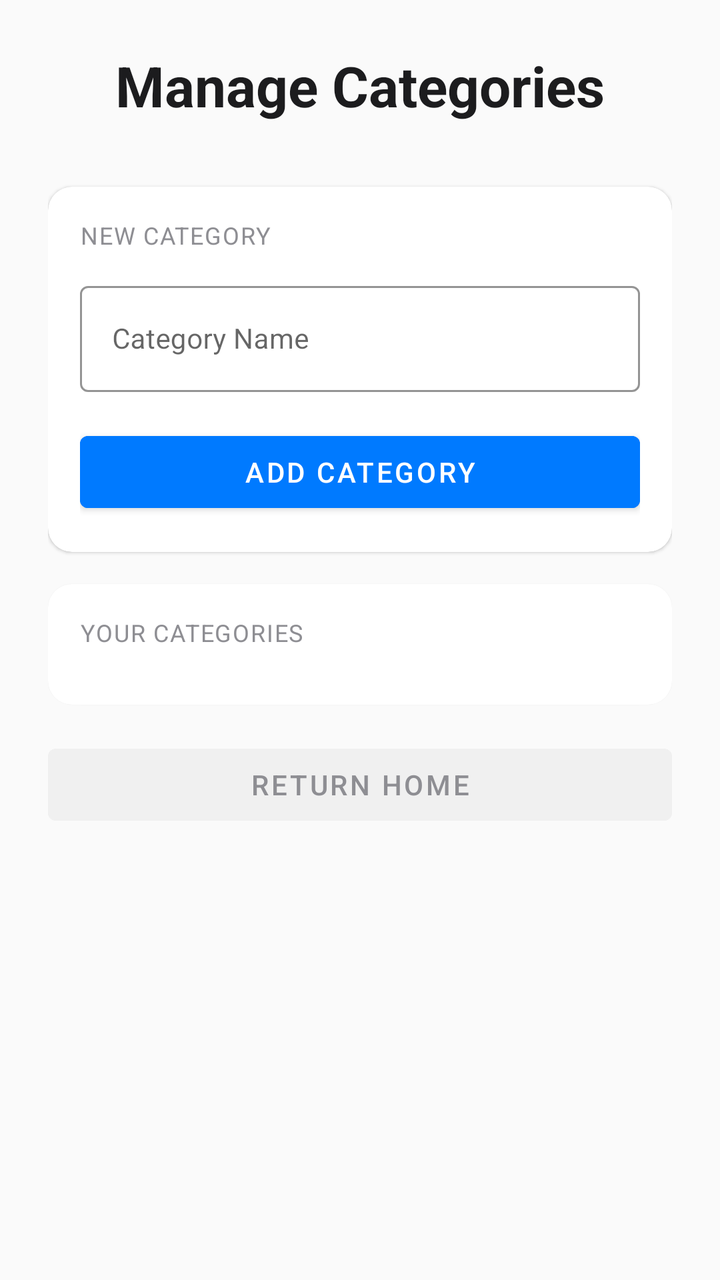
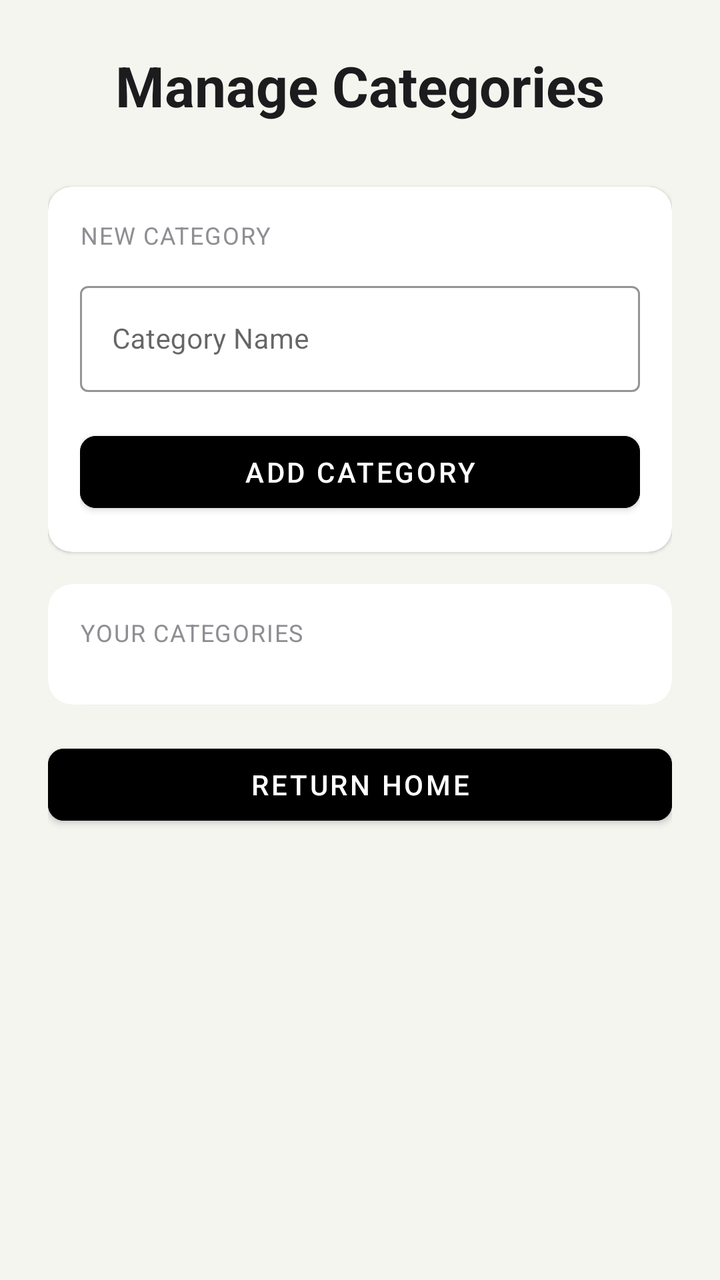

Screens rendered from an Android XML layout before and after an edit, with the pre-edit source and the edit as a unified diff.
<!-- AndroidManifest.xml: application theme Theme.HarmonieBudget -->
<!-- res/layout/activity_category.xml -->
<?xml version="1.0" encoding="utf-8"?>
<androidx.core.widget.NestedScrollView
    xmlns:android="http://schemas.android.com/apk/res/android"
    xmlns:app="http://schemas.android.com/apk/res-auto"
    android:layout_width="match_parent"
    android:layout_height="match_parent"
    android:fillViewport="true"
    android:background="#FAFAFA">

    <LinearLayout
        android:layout_width="match_parent"
        android:layout_height="wrap_content"
        android:orientation="vertical"
        android:padding="24dp">

        
        <TextView
            android:id="@+id/tv_category_title"
            android:layout_width="wrap_content"
            android:layout_height="wrap_content"
            android:layout_gravity="center_horizontal"
            android:text="@string/manage_categories"
            android:textColor="#1C1C1E"
            android:textSize="28sp"
            android:textStyle="bold" />

        
        <com.google.android.material.card.MaterialCardView
            android:layout_width="match_parent"
            android:layout_height="wrap_content"
            android:layout_marginTop="32dp"
            app:cardBackgroundColor="#FFFFFF"
            app:cardCornerRadius="12dp"
            app:cardElevation="1dp"
            app:strokeWidth="0dp">

            <LinearLayout
                android:layout_width="match_parent"
                android:layout_height="wrap_content"
                android:orientation="vertical"
                android:padding="16dp">

                <TextView
                    android:layout_width="wrap_content"
                    android:layout_height="wrap_content"
                    android:letterSpacing="0.05"
                    android:text="@string/new_category"
                    android:textAllCaps="true"
                    android:textColor="#8E8E93"
                    android:textSize="12sp" />

                <com.google.android.material.textfield.TextInputLayout
                    android:id="@+id/til_category_name"
                    android:layout_width="match_parent"
                    android:layout_height="wrap_content"
                    android:layout_marginTop="12dp"
                    style="@style/Widget.MaterialComponents.TextInputLayout.OutlinedBox"
                    app:boxStrokeColor="#6A1B9A">

                    <com.google.android.material.textfield.TextInputEditText
                        android:id="@+id/et_category_name"
                        android:layout_width="match_parent"
                        android:layout_height="wrap_content"
                        android:hint="@string/hint_category_name"
                        android:textColor="#1C1C1E"
                        android:textSize="14sp" />
                </com.google.android.material.textfield.TextInputLayout>

                <Button
                    android:id="@+id/btn_add_category"
                    android:layout_width="match_parent"
                    android:layout_height="wrap_content"
                    android:layout_marginTop="16dp"
                    android:backgroundTint="#007AFF"
                    android:minHeight="48dp"
                    android:text="@string/btn_add_category"
                    android:textColor="#FFFFFF"
                    android:textSize="14sp" />

            </LinearLayout>
        </com.google.android.material.card.MaterialCardView>

        
        <com.google.android.material.card.MaterialCardView
            android:layout_width="match_parent"
            android:layout_height="wrap_content"
            android:layout_marginTop="16dp"
            app:cardBackgroundColor="#FFFFFF"
            app:cardCornerRadius="12dp"
            app:cardElevation="1dp"
            app:strokeWidth="0dp">

            <LinearLayout
                android:layout_width="match_parent"
                android:layout_height="wrap_content"
                android:orientation="vertical"
                android:padding="16dp">

                <TextView
                    android:layout_width="wrap_content"
                    android:layout_height="wrap_content"
                    android:letterSpacing="0.05"
                    android:text="@string/your_categories"
                    android:textAllCaps="true"
                    android:textColor="#8E8E93"
                    android:textSize="12sp" />

                <androidx.recyclerview.widget.RecyclerView
                    android:id="@+id/recycler_categories"
                    android:layout_width="match_parent"
                    android:layout_height="wrap_content"
                    android:layout_marginTop="12dp"
                    android:nestedScrollingEnabled="false" />

            </LinearLayout>
        </com.google.android.material.card.MaterialCardView>

        
        <Button
            android:id="@+id/btn_return_home"
            android:layout_width="match_parent"
            android:layout_height="wrap_content"
            android:layout_marginTop="16dp"
            android:backgroundTint="#F0F0F0"
            android:minHeight="48dp"
            android:text="@string/return_home"
            android:textColor="#8E8E93"
            android:textSize="14sp"
            style="@style/Widget.MaterialComponents.Button.TextButton" />

    </LinearLayout>
</androidx.core.widget.NestedScrollView>
<!-- resources referenced by this layout -->
<resources>
  <string name="btn_add_category">Add Category</string>
  <string name="hint_category_name">Category Name</string>
  <string name="manage_categories">Manage Categories</string>
  <string name="new_category">NEW CATEGORY</string>
  <string name="return_home">Return Home</string>
  <string name="your_categories">YOUR CATEGORIES</string>
  <style name="Theme.HarmonieBudget" parent="Theme.MaterialComponents.DayNight.NoActionBar">
  
          
          <item name="colorPrimary">@color/purple_500</item>
  
          
          <item name="colorPrimaryVariant">@color/purple_700</item>
  
          
          <item name="colorSecondary">@color/teal_200</item>
  
          
          <item name="android:windowBackground">@color/white</item>
  
          
          <item name="android:textColor">@android:color/black</item>
  
      </style>
  <color name="purple_500">#FF6200EE</color>
  <color name="purple_700">#FF3700B3</color>
  <color name="teal_200">#FF03DAC5</color>
  <color name="white">#FFFFFFFF</color>
</resources>

<!-- the commit's change to res/layout/activity_category.xml (unified diff, before → after) -->
@@ -5,7 +5,7 @@
     android:layout_width="match_parent"
     android:layout_height="match_parent"
     android:fillViewport="true"
-    android:background="#FAFAFA">
+    android:background="@color/background_light">
 
     <LinearLayout
         android:layout_width="match_parent"
@@ -20,7 +20,7 @@
             android:layout_height="wrap_content"
             android:layout_gravity="center_horizontal"
             android:text="@string/manage_categories"
-            android:textColor="#1C1C1E"
+            android:textColor="@color/text_primary_light"
             android:textSize="28sp"
             android:textStyle="bold" />
 
@@ -29,7 +29,7 @@
             android:layout_width="match_parent"
             android:layout_height="wrap_content"
             android:layout_marginTop="32dp"
-            app:cardBackgroundColor="#FFFFFF"
+            app:cardBackgroundColor="@color/surface_light"
             app:cardCornerRadius="12dp"
             app:cardElevation="1dp"
             app:strokeWidth="0dp">
@@ -46,7 +46,7 @@
                     android:letterSpacing="0.05"
                     android:text="@string/new_category"
                     android:textAllCaps="true"
-                    android:textColor="#8E8E93"
+                    android:textColor="@color/text_secondary_light"
                     android:textSize="12sp" />
 
                 <com.google.android.material.textfield.TextInputLayout
@@ -55,27 +55,25 @@
                     android:layout_height="wrap_content"
                     android:layout_marginTop="12dp"
                     style="@style/Widget.MaterialComponents.TextInputLayout.OutlinedBox"
-                    app:boxStrokeColor="#6A1B9A">
+                    app:boxStrokeColor="@color/accent_blue">
 
                     <com.google.android.material.textfield.TextInputEditText
                         android:id="@+id/et_category_name"
                         android:layout_width="match_parent"
                         android:layout_height="wrap_content"
                         android:hint="@string/hint_category_name"
-                        android:textColor="#1C1C1E"
+                        android:textColor="@color/text_primary_light"
                         android:textSize="14sp" />
                 </com.google.android.material.textfield.TextInputLayout>
 
+                
                 <Button
                     android:id="@+id/btn_add_category"
+                    style="@style/StandardButton"
                     android:layout_width="match_parent"
                     android:layout_height="wrap_content"
                     android:layout_marginTop="16dp"
-                    android:backgroundTint="#007AFF"
-                    android:minHeight="48dp"
-                    android:text="@string/btn_add_category"
-                    android:textColor="#FFFFFF"
-                    android:textSize="14sp" />
+                    android:text="@string/btn_add_category" />
 
             </LinearLayout>
         </com.google.android.material.card.MaterialCardView>
@@ -85,7 +83,7 @@
             android:layout_width="match_parent"
             android:layout_height="wrap_content"
             android:layout_marginTop="16dp"
-            app:cardBackgroundColor="#FFFFFF"
+            app:cardBackgroundColor="@color/surface_light"
             app:cardCornerRadius="12dp"
             app:cardElevation="1dp"
             app:strokeWidth="0dp">
@@ -102,7 +100,7 @@
                     android:letterSpacing="0.05"
                     android:text="@string/your_categories"
                     android:textAllCaps="true"
-                    android:textColor="#8E8E93"
+                    android:textColor="@color/text_secondary_light"
                     android:textSize="12sp" />
 
                 <androidx.recyclerview.widget.RecyclerView
@@ -118,15 +116,11 @@
         
         <Button
             android:id="@+id/btn_return_home"
+            style="@style/StandardButton"
             android:layout_width="match_parent"
             android:layout_height="wrap_content"
             android:layout_marginTop="16dp"
-            android:backgroundTint="#F0F0F0"
-            android:minHeight="48dp"
-            android:text="@string/return_home"
-            android:textColor="#8E8E93"
-            android:textSize="14sp"
-            style="@style/Widget.MaterialComponents.Button.TextButton" />
+            android:text="@string/return_home" />
 
     </LinearLayout>
 </androidx.core.widget.NestedScrollView>
<!-- resource entries referenced after the edit -->
@@ -1,11 +1,25 @@
 <!-- resources referenced by this layout -->
 <resources>
+  <color name="accent_blue">#007AFF</color>
+  <color name="background_light">#F5F5F0</color>
+  <color name="surface_light">#FFFFFF</color>
+  <color name="text_primary_light">#1C1C1E</color>
+  <color name="text_secondary_light">#8E8E93</color>
   <string name="btn_add_category">Add Category</string>
   <string name="hint_category_name">Category Name</string>
   <string name="manage_categories">Manage Categories</string>
   <string name="new_category">NEW CATEGORY</string>
   <string name="return_home">Return Home</string>
   <string name="your_categories">YOUR CATEGORIES</string>
+  <style name="StandardButton" parent="Widget.MaterialComponents.Button">
+          <item name="android:backgroundTint">@color/button_background_standard</item>
+          <item name="android:textColor">@color/button_text_standard</item>
+          <item name="android:textSize">14sp</item>
+          <item name="android:minHeight">48dp</item>
+          <item name="android:paddingStart">16dp</item>
+          <item name="android:paddingEnd">16dp</item>
+          <item name="cornerRadius">8dp</item>
+      </style>
   <style name="Theme.HarmonieBudget" parent="Theme.MaterialComponents.DayNight.NoActionBar">
   
           
@@ -18,15 +32,29 @@
           <item name="colorSecondary">@color/teal_200</item>
   
           
-          <item name="android:windowBackground">@color/white</item>
+          <item name="android:windowBackground">@color/background_light</item>
   
           
-          <item name="android:textColor">@android:color/black</item>
+          <item name="android:textColor">@color/text_primary_light</item>
+  
+          
+          <item name="colorControlNormal">@color/text_secondary_light</item>
+          <item name="colorControlActivated">@color/accent_blue</item>
+          <item name="colorButtonNormal">@color/button_background_standard</item>
+  
+          
+          <item name="cardViewStyle">@style/CardViewLight</item>
   
       </style>
+  <color name="button_background_standard">#000000</color>
+  <color name="button_text_standard">#FFFFFF</color>
   <color name="purple_500">#FF6200EE</color>
   <color name="purple_700">#FF3700B3</color>
   <color name="teal_200">#FF03DAC5</color>
-  <color name="white">#FFFFFFFF</color>
+  <style name="CardViewLight" parent="CardView">
+          <item name="cardBackgroundColor">@color/surface_light</item>
+          <item name="cardElevation">1dp</item>
+          <item name="cardCornerRadius">12dp</item>
+      </style>
 </resources>
 
